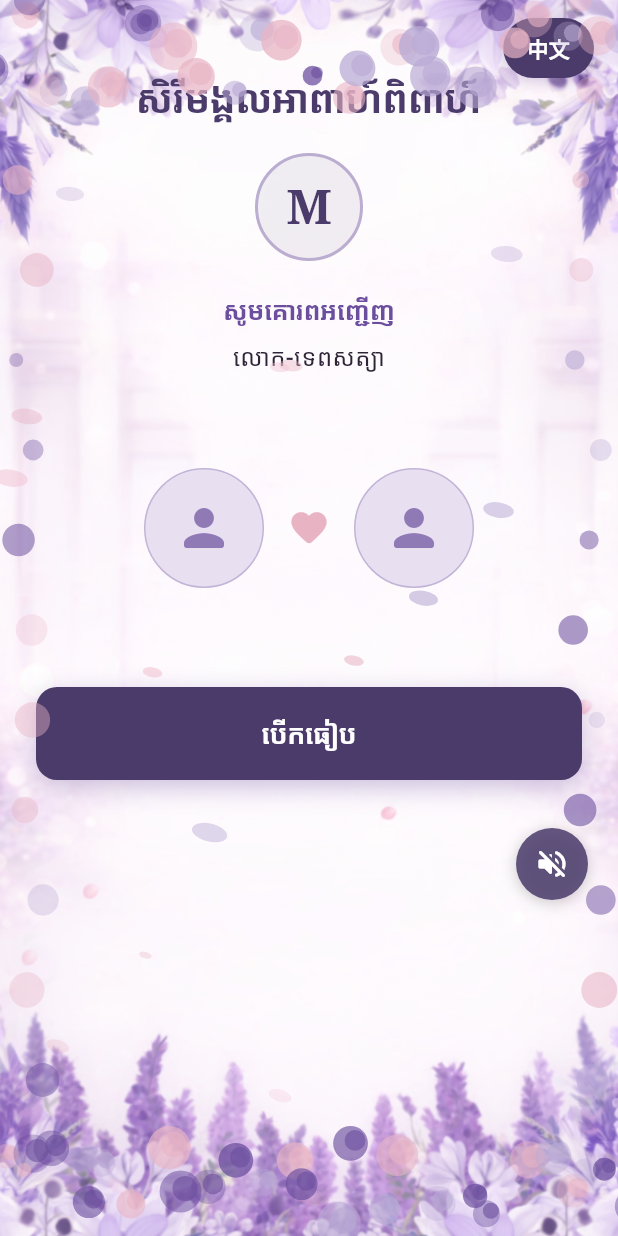
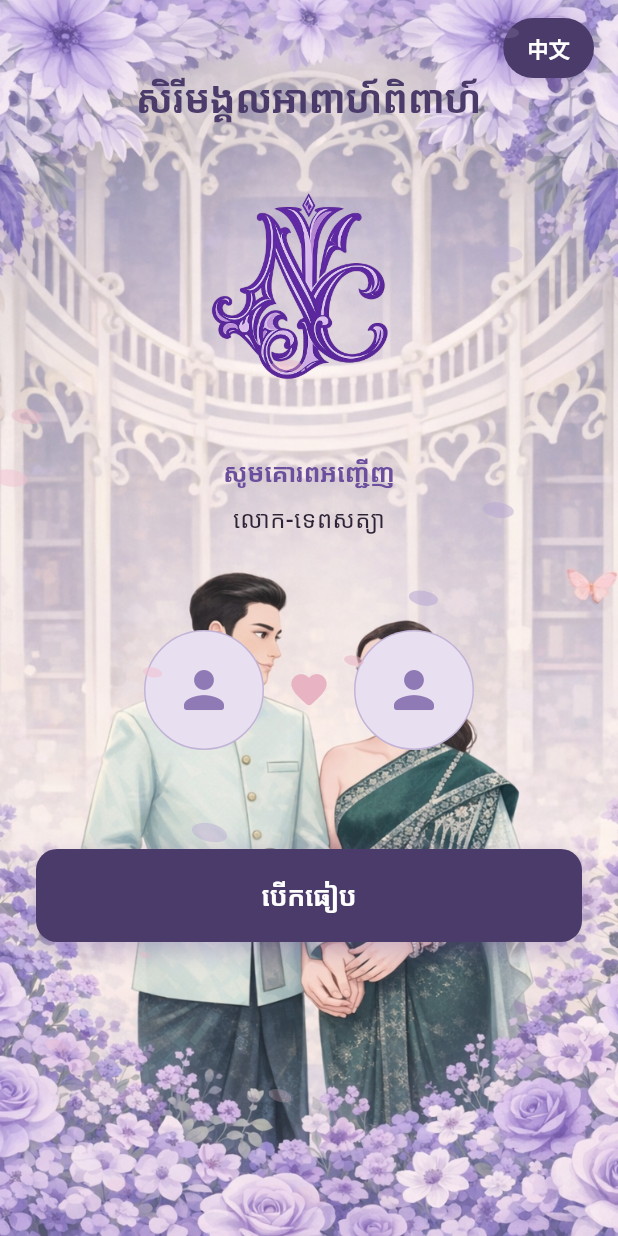
Before and after one commit to Sorn-Nantib/nantib_chamnab_ticket_digital, a Flutter app: the WelcomeTicketScreen screen opened directly, on a phone screen of 412 x 824 dp. Run offline on Flutter 3.47's test engine with Material 3 defaults, Android fonts, the phone set to English and light mode, and no system bars; drawn by our look-alikes of flutter_animate; our stand-ins replace audioplayers, visibility_detector.

Commit message:
Update on bg and Welcome screen

```diff
--- a/lib/screens/welcome_ticket_screen.dart
+++ b/lib/screens/welcome_ticket_screen.dart
@@ -29,9 +29,8 @@ class _WelcomeTicketScreenState extends State<WelcomeTicketScreen> {
   }
 
   void _openTicket() {
-    if (!BackgroundMusic.instance.isMuted) {
-      BackgroundMusic.instance.play();
-    }
+    // Start playing music when user opens the ticket
+    BackgroundMusic.instance.setMuted(false);
     Navigator.of(context).push(
       PageRouteBuilder(
         pageBuilder: (_, __, ___) => InvitationScreen(guestName: widget.guestName),
@@ -57,6 +56,7 @@ class _WelcomeTicketScreenState extends State<WelcomeTicketScreen> {
   Widget build(BuildContext context) {
     return Scaffold(
       body: FloralFrame(
+        backgroundImage: 'assets/images/bg_first.png',
         child: FallingParticles(
           particleCount: 18,
           particleType: ParticleType.petal,
@@ -82,7 +82,7 @@ class _WelcomeTicketScreenState extends State<WelcomeTicketScreen> {
                           .slideY(begin: -0.08, end: 0, curve: Curves.easeOutCubic),
                       const SizedBox(height: 20),
                       _buildMonogram(),
-                      const SizedBox(height: 20),
+                      //  const SizedBox(height: 20),
                       const Text(
                         'សូមគោរពអញ្ជើញ',
                         style: TextStyle(
@@ -113,7 +113,7 @@ class _WelcomeTicketScreenState extends State<WelcomeTicketScreen> {
                 ),
                 Positioned(top: 12, right: 16, child: LanguageButton(onTap: () {})),
                 Positioned(
-                  bottom: 20,
+                  bottom: -800,
                   right: 20,
                   child: _MusicButton(
                     muted: _muted,
@@ -134,23 +134,13 @@ class _WelcomeTicketScreenState extends State<WelcomeTicketScreen> {
   }
 
   Widget _buildMonogram() {
-    return Container(
-      width: 72,
-      height: 72,
-      alignment: Alignment.center,
-      decoration: BoxDecoration(
-        color: AppTheme.deepPurple.withOpacity(0.08),
-        shape: BoxShape.circle,
-        border: Border.all(color: AppTheme.primaryPurple.withOpacity(0.4), width: 2),
-      ),
-      child: const Text(
-        'M',
-        style: TextStyle(
-          fontSize: 32,
-          fontWeight: FontWeight.bold,
-          color: AppTheme.deepPurple,
-          fontFamily: 'serif',
-        ),
+    return SizedBox(
+      width: 200,
+      height: 200,
+      child: Image.asset(
+        'assets/images/golo.png',
+        width: 200,
+        height: 200,
       ),
     )
         .animate()
--- a/lib/services/background_music.dart
+++ b/lib/services/background_music.dart
@@ -11,7 +11,7 @@ class BackgroundMusic {
   bool _initialized = false;
 
   /// Path relative to pubspec assets (assets/audio/ folder).
-  static const String _assetPath = 'audio/MicrosoftTeams-video copy.mp3';
+  static const String _assetPath = 'audio/NISAI.mp3';
 
   bool get isMuted => _muted;
   bool get isPlaying => _player.state == PlayerState.playing;
--- a/lib/widgets/floral_frame.dart
+++ b/lib/widgets/floral_frame.dart
@@ -8,31 +8,36 @@ class FloralFrame extends StatelessWidget {
     super.key,
     required this.child,
     this.inset = 0,
+    this.backgroundImage,
   });
 
   final Widget child;
   final double inset;
 
+  /// Optional background image path (e.g. 'assets/images/bg_first.png'). If null, uses default.
+  final String? backgroundImage;
+
   @override
   Widget build(BuildContext context) {
+    final bg = backgroundImage ?? 'assets/images/Designer.png';
     return Stack(
       fit: StackFit.expand,
       children: [
         Positioned.fill(
           child: Image.asset(
-            'assets/images/Designer.png',
+            bg,
             fit: BoxFit.cover,
             errorBuilder: (_, __, ___) => Container(color: AppTheme.backgroundCream),
           ),
         ),
         child,
-        Positioned.fill(
-          child: IgnorePointer(
-            child: CustomPaint(
-              painter: _FloralBorderPainter(inset: inset),
-            ),
-          ),
-        ),
+        // Positioned.fill(
+        //   child: IgnorePointer(
+        //     child: CustomPaint(
+        //       painter: _FloralBorderPainter(inset: inset),
+        //     ),
+        //   ),
+        // ),
       ],
     );
   }
```
Also changed, not shown: lib/screens/guest_name_screen.dart (+90 -8 lines), assets/images/bg_first.png (added), assets/images/golo.png (added), assets/images/golo2.png (added), assets/images/golo_name.png (added), 1 other file.
